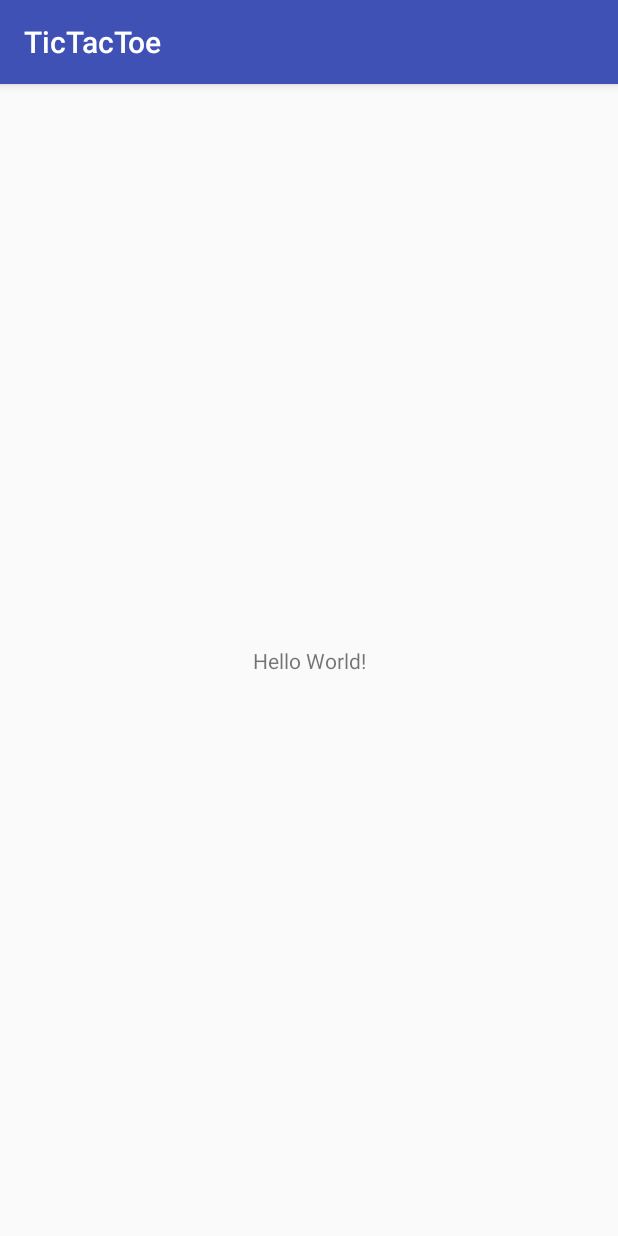
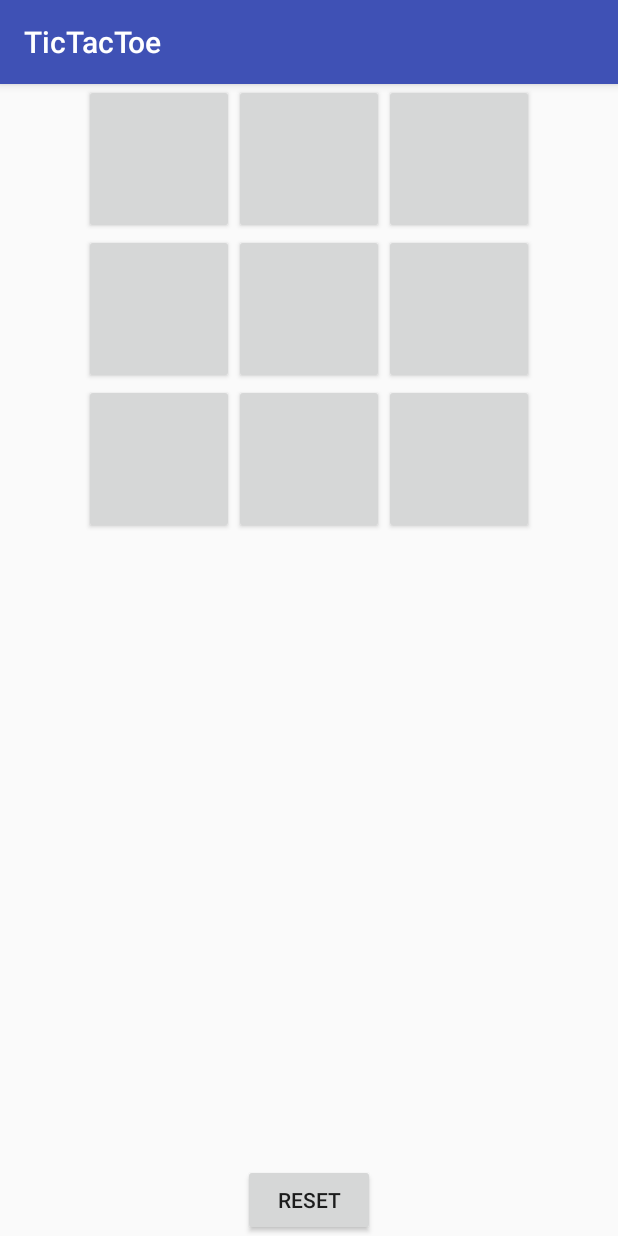
Before and after one commit to dicodoci/TicTacToe, an Android app: the screen it shows after launch (MainActivity), on a phone screen of 412 x 824 dp. Run offline under Robolectric (Android 15) with nearby library versions, the phone set to English and light mode, and no system bars.

Commit message:
First working app version

```diff
--- /dev/null
+++ b/app/src/main/java/app/listview/pedor/com/tictactoe/Game.java
@@ -0,0 +1,46 @@
+package app.listview.pedor.com.tictactoe;
+
+import android.app.Activity;
+import android.widget.Button;
+
+/**
+ * Created by dico on 16-2-2018.
+ */
+
+// Class that controls and remembers the game field
+public class Game {
+    public Activity activity;
+    final private int BOARD_SIZE = 3;
+    private Tile[][] board;
+    private Boolean playerOneTurn;  // true if player 1's turn, false if player 2's turn
+    private int movesPlayed;
+    private Boolean gameOver;
+
+    // initialize game
+    public Game() {
+        board = new Tile[BOARD_SIZE][BOARD_SIZE];
+        for(int i=0; i<BOARD_SIZE; i++)
+            for(int j=0; j<BOARD_SIZE; j++)
+                board[i][j] = Tile.BLANK;
+
+        playerOneTurn = true;
+        gameOver = false;
+    }
+
+    // Checks and updates tile and returns what there should be drawn
+    public Tile draw(int row, int column) {
+        if (board[row-1][column-1] == Tile.BLANK) {
+            if (playerOneTurn) {
+                board[row-1][column-1] = Tile.CROSS;
+                playerOneTurn = Boolean.FALSE;
+                return Tile.CROSS;
+            } else {
+                board[row-1][column-1] = Tile.CIRCLE;
+                playerOneTurn = Boolean.TRUE;
+                return Tile.CIRCLE;
+            }
+        } else {
+            return Tile.INVALID;
+        }
+    }
+}
--- /dev/null
+++ b/app/src/main/java/app/listview/pedor/com/tictactoe/GameState.java
@@ -0,0 +1,12 @@
+package app.listview.pedor.com.tictactoe;
+
+/**
+ * Created by dico on 16-2-2018.
+ */
+
+public enum GameState {
+    IN_PROGRESS,
+    PLAYER_ONE,
+    PLAYER_TWO,
+    DRAW,
+}
--- a/app/src/main/java/app/listview/pedor/com/tictactoe/MainActivity.java
+++ b/app/src/main/java/app/listview/pedor/com/tictactoe/MainActivity.java
@@ -2,12 +2,50 @@ package app.listview.pedor.com.tictactoe;
 
 import android.support.v7.app.AppCompatActivity;
 import android.os.Bundle;
+import android.view.View;
+import android.widget.Button;
 
 public class MainActivity extends AppCompatActivity {
+
+    Game game;
 
     @Override
     protected void onCreate(Bundle savedInstanceState) {
         super.onCreate(savedInstanceState);
         setContentView(R.layout.activity_main);
+        game = new Game();
+    }
+
+    // When clicking a game tile
+    public void tileClicked(View view) {
+        String tag = view.getTag().toString();
+        Button b = (Button)view;
+        int row = Character.getNumericValue(tag.toCharArray()[0]);
+        int column = Character.getNumericValue(tag.toCharArray()[1]);
+        Tile tile = game.draw(row, column);
+        switch(tile) {
+            case CROSS:
+                b.setText("x");
+                break;
+            case CIRCLE:
+                b.setText("o");
+                break;
+            case INVALID:
+                break;
+        }
+    }
+
+    // Clicking reset
+    public void resetClicked(View view) {
+        game = new Game();
+        for (int i=1; i < 4; i++) {
+            for (int j=1; j < 4; j++) {
+                Button b = (Button)findViewById(
+                        getResources().getIdentifier("button"+i+j, "id",
+                                getPackageName()));
+                b.setText("");
+            }
+        }
+
     }
 }
--- /dev/null
+++ b/app/src/main/java/app/listview/pedor/com/tictactoe/Tile.java
@@ -0,0 +1,12 @@
+package app.listview.pedor.com.tictactoe;
+
+/**
+ * Created by dico on 16-2-2018.
+ */
+
+public enum Tile {
+    BLANK,
+    CROSS,
+    CIRCLE,
+    INVALID
+}
--- a/app/src/main/res/layout/activity_main.xml
+++ b/app/src/main/res/layout/activity_main.xml
@@ -1,18 +1,103 @@
 <?xml version="1.0" encoding="utf-8"?>
-<android.support.constraint.ConstraintLayout xmlns:android="http://schemas.android.com/apk/res/android"
+<LinearLayout xmlns:android="http://schemas.android.com/apk/res/android"
     xmlns:app="http://schemas.android.com/apk/res-auto"
     xmlns:tools="http://schemas.android.com/tools"
     android:layout_width="match_parent"
     android:layout_height="match_parent"
+    android:orientation="vertical"
     tools:context="app.listview.pedor.com.tictactoe.MainActivity">
 
-    <TextView
+    <GridLayout
+        android:layout_width="wrap_content"
+        android:layout_height="match_parent"
+        android:layout_gravity="center"
+        android:layout_weight="1">
+
+        <Button
+            android:id="@+id/button11"
+            android:layout_width="100dp"
+            android:layout_height="100dp"
+            android:onClick="tileClicked"
+            android:tag="11" />
+
+        <Button
+            android:id="@+id/button12"
+            android:layout_width="100dp"
+            android:layout_height="100dp"
+            android:layout_column="1"
+            android:layout_row="0"
+            android:onClick="tileClicked"
+            android:tag="12" />
+
+        <Button
+            android:id="@+id/button13"
+            android:layout_width="100dp"
+            android:layout_height="100dp"
+            android:layout_column="2"
+            android:layout_row="0"
+            android:onClick="tileClicked"
+            android:tag="13" />
+
+        <Button
+            android:id="@+id/button21"
+            android:layout_width="100dp"
+            android:layout_height="100dp"
+            android:layout_column="0"
+            android:layout_row="1"
+            android:onClick="tileClicked"
+            android:tag="21" />
+
+        <Button
+            android:id="@+id/button22"
+            android:layout_width="100dp"
+            android:layout_height="100dp"
+            android:layout_column="1"
+            android:layout_row="1"
+            android:onClick="tileClicked"
+            android:tag="22" />
+
+        <Button
+            android:id="@+id/button23"
+            android:layout_width="100dp"
+            android:layout_height="100dp"
+            android:layout_column="2"
+            android:layout_row="1"
+            android:onClick="tileClicked"
+            android:tag="23" />
+
+        <Button
+            android:id="@+id/button31"
+            android:layout_width="100dp"
+            android:layout_height="100dp"
+            android:layout_column="0"
+            android:layout_row="2"
+            android:onClick="tileClicked"
+            android:tag="31" />
+
+        <Button
+            android:id="@+id/button32"
+            android:layout_width="100dp"
+            android:layout_height="100dp"
+            android:layout_column="1"
+            android:layout_row="2"
+            android:onClick="tileClicked"
+            android:tag="32" />
+
+        <Button
+            android:id="@+id/button33"
+            android:layout_width="100dp"
+            android:layout_height="100dp"
+            android:layout_column="2"
+            android:layout_row="2"
+            android:onClick="tileClicked"
+            android:tag="33" />
+    </GridLayout>
+
+    <Button
         android:layout_width="wrap_content"
         android:layout_height="wrap_content"
-        android:text="Hello World!"
-        app:layout_constraintBottom_toBottomOf="parent"
-        app:layout_constraintLeft_toLeftOf="parent"
-        app:layout_constraintRight_toRightOf="parent"
-        app:layout_constraintTop_toTopOf="parent" />
+        android:layout_gravity="center_horizontal"
+        android:onClick="resetClicked"
+        android:text="Reset" />
 
-</android.support.constraint.ConstraintLayout>
+</LinearLayout>
```
